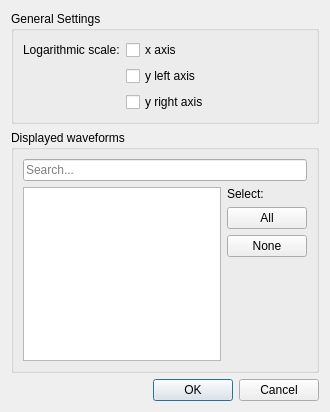
Qt form src/dialogs/simulationdialog.ui (Caneda/Caneda) before a commit.
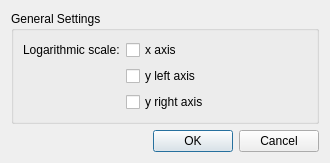
The same form after that commit.

Commit message: Clean up like changes. Removed the waveforms selection code from the simulations dialog as it is now handled from the sidebar.

What changed in the file:
```diff
--- a/src/dialogs/simulationdialog.ui
+++ b/src/dialogs/simulationdialog.ui
@@ -10,7 +10,7 @@
     <x>0</x>
     <y>0</y>
     <width>330</width>
-    <height>412</height>
+    <height>148</height>
    </rect>
   </property>
   <property name="windowTitle">
@@ -61,89 +61,6 @@
      </layout>
     </widget>
    </item>
-   <item>
-    <widget class="QGroupBox" name="groupBoxWaveforms">
-     <property name="title">
-      <string>Displayed waveforms</string>
-     </property>
-     <layout class="QVBoxLayout" name="verticalLayout_2">
-      <item>
-       <widget class="QLineEdit" name="m_filterEdit">
-        <property name="placeholderText">
-         <string>Search...</string>
-        </property>
-       </widget>
-      </item>
-      <item>
-       <layout class="QHBoxLayout" name="horizontalLayoutWaveforms">
-        <item>
-         <widget class="QTableView" name="tableView">
-          <property name="editTriggers">
-           <set>QAbstractItemView::AllEditTriggers</set>
-          </property>
-          <property name="alternatingRowColors">
-           <bool>true</bool>
-          </property>
-          <property name="selectionMode">
-           <enum>QAbstractItemView::NoSelection</enum>
-          </property>
-          <property name="selectionBehavior">
-           <enum>QAbstractItemView::SelectRows</enum>
-          </property>
-          <property name="wordWrap">
-           <bool>false</bool>
-          </property>
-          <property name="cornerButtonEnabled">
-           <bool>false</bool>
-          </property>
-          <attribute name="horizontalHeaderStretchLastSection">
-           <bool>true</bool>
-          </attribute>
-         </widget>
-        </item>
-        <item>
-         <layout class="QVBoxLayout" name="verticalLayoutSelect">
-          <item>
-           <widget class="QLabel" name="labelSelect">
-            <property name="text">
-             <string>Select:</string>
-            </property>
-           </widget>
-          </item>
-          <item>
-           <widget class="QPushButton" name="buttonAll">
-            <property name="text">
-             <string>All</string>
-            </property>
-           </widget>
-          </item>
-          <item>
-           <widget class="QPushButton" name="buttonNone">
-            <property name="text">
-             <string>None</string>
-            </property>
-           </widget>
-          </item>
-          <item>
-           <spacer name="verticalSpacer">
-            <property name="orientation">
-             <enum>Qt::Vertical</enum>
-            </property>
-            <property name="sizeHint" stdset="0">
-             <size>
-              <width>20</width>
-              <height>40</height>
-             </size>
-            </property>
-           </spacer>
-          </item>
-         </layout>
-        </item>
-       </layout>
-      </item>
-     </layout>
-    </widget>
-   </item>
    <item>
     <layout class="QHBoxLayout" name="horizontalLayout_2">
      <item>
```
The commit also changes 2 other files.
